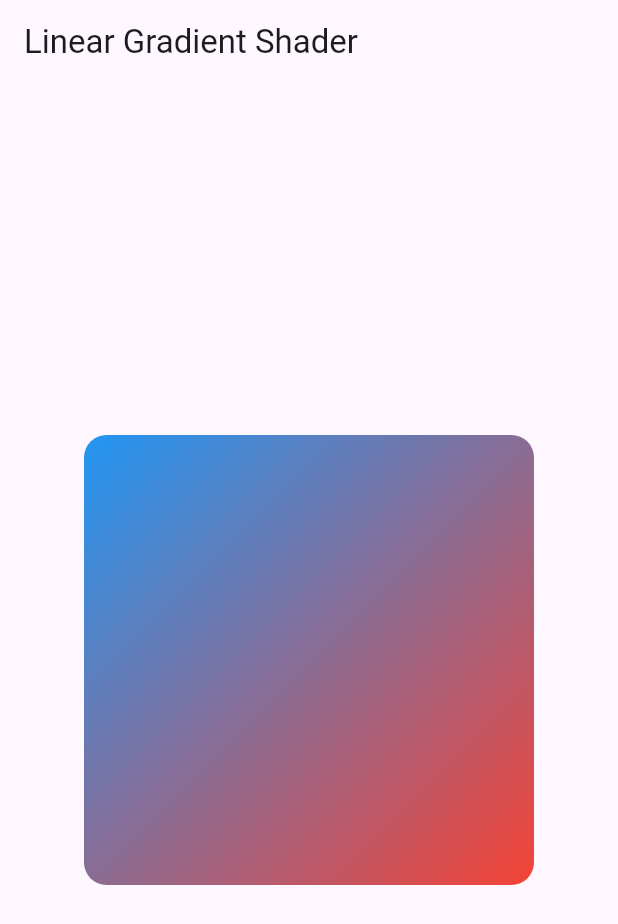
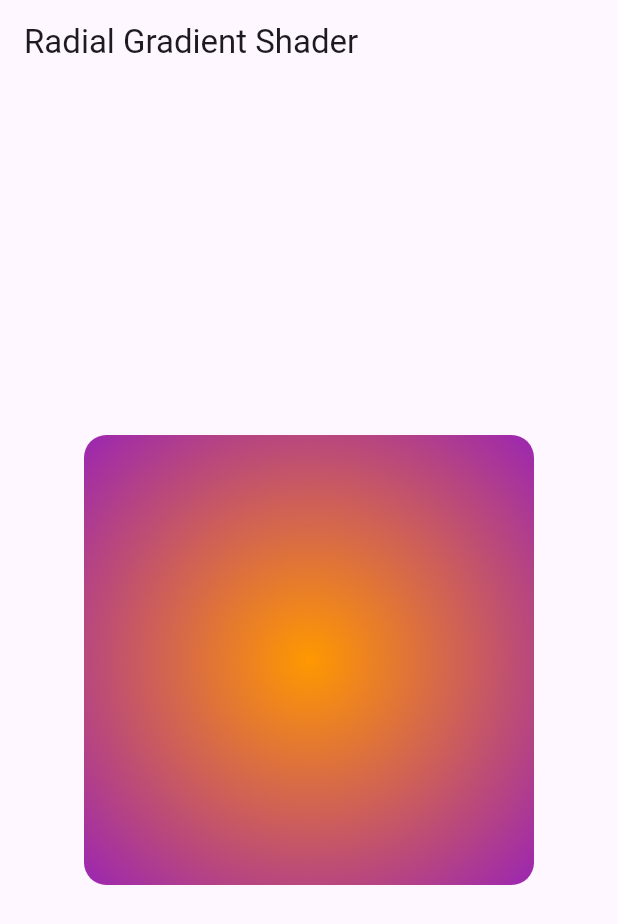
Before and after one commit to nicowalter256/animations, a Flutter app: the screen it shows after launch, on a phone screen of 412 x 824 dp. Shown: the top 924 px of the screen. Run offline on Flutter 3.47's test engine with Material 3 defaults, Android fonts, the phone set to English and light mode, and no system bars.

Commit message:
Added radial gradient shaders

```diff
--- a/lib/main.dart
+++ b/lib/main.dart
@@ -3,6 +3,7 @@ import 'package:flutter/material.dart';
 import 'views/animation_two.dart';
 import 'views/home_screen.dart';
 import 'views/shaders/linear_gradient_shader.dart';
+import 'views/shaders/radial_gradient_shader.dart';
 import 'views/shape1.dart';
 import 'views/shape2.dart';
 import 'views/shape3.dart';
@@ -24,7 +25,7 @@ class MyApp extends StatelessWidget {
         colorScheme: ColorScheme.fromSeed(seedColor: Colors.deepPurple),
         useMaterial3: true,
       ),
-      home: LinearGradientShaderExample(),
+      home: RadialGradientShaderExample(),
     );
   }
 }
--- /dev/null
+++ b/lib/views/shaders/radial_gradient_shader.dart
@@ -0,0 +1,33 @@
+import 'package:flutter/material.dart';
+
+class RadialGradientShaderExample extends StatelessWidget {
+  @override
+  Widget build(BuildContext context) {
+    return Scaffold(
+      appBar: AppBar(title: Text("Radial Gradient Shader")),
+      body: Center(
+        child: ShaderMask(
+          shaderCallback: (bounds) {
+            return RadialGradient(
+              colors: [Colors.orange, Colors.purple],
+              radius: 0.7,
+              center: Alignment.center,
+            ).createShader(bounds);
+          },
+          child: Container(
+            width: 300,
+            height: 300,
+            decoration: BoxDecoration(
+              color: Colors.white, // background color
+              borderRadius: BorderRadius.circular(15),
+            ),
+          ),
+        ),
+      ),
+    );
+  }
+}
+
+void main() {
+  runApp(MaterialApp(home: RadialGradientShaderExample()));
+}
```
